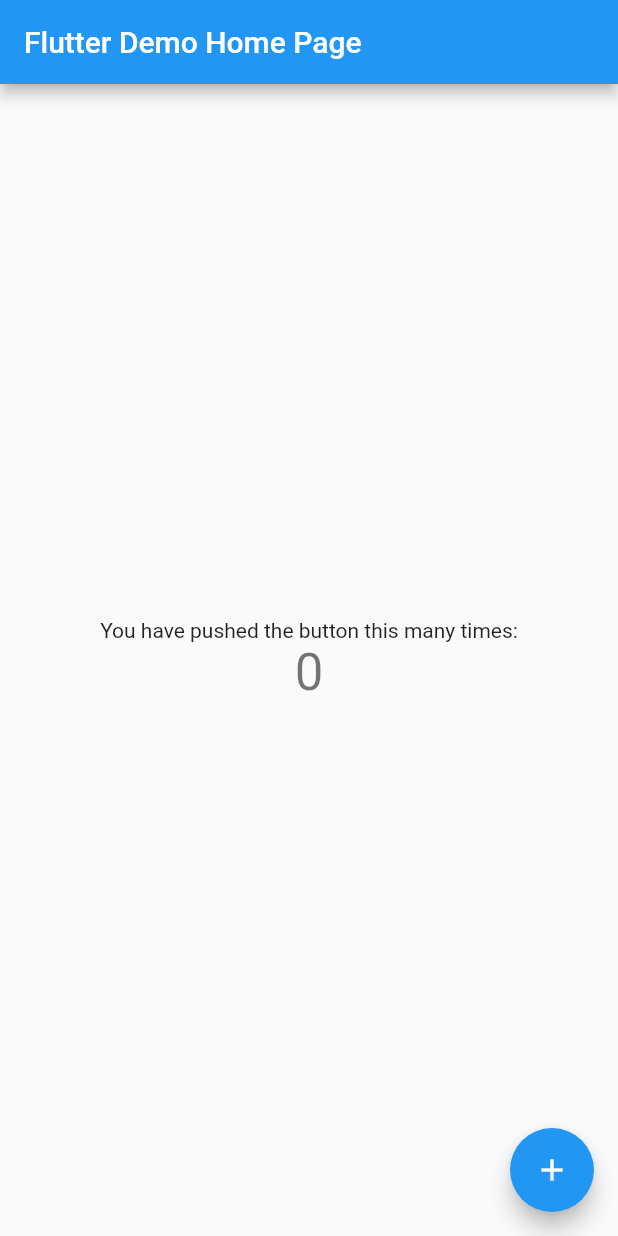
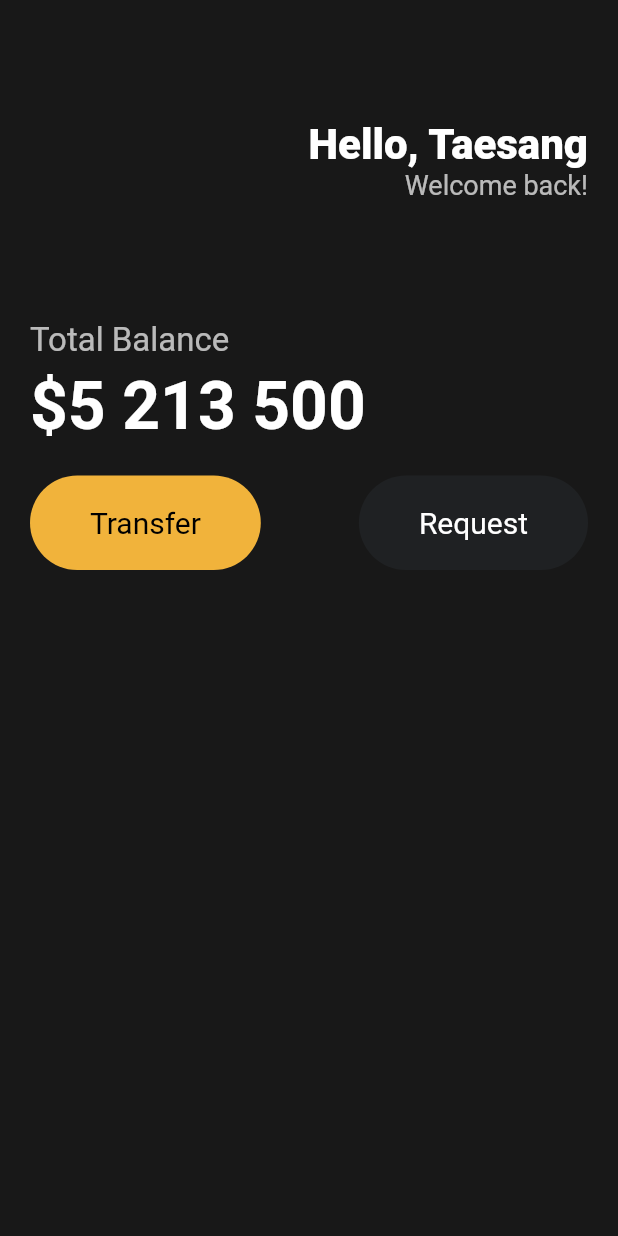
Before and after one commit to windo-developer/dart_with_flutter, a Flutter app: the screen it shows after launch, on a phone screen of 412 x 824 dp. Run offline on Flutter 3.47's test engine with Material 2 defaults, Android fonts, the phone set to English and light mode, and no system bars.

Commit message:
add button widget

```diff
--- a/lib/main.dart
+++ b/lib/main.dart
@@ -1,115 +1,91 @@
 import 'package:flutter/material.dart';
+import 'package:imagebox/widgets/Button.dart';
 
 void main() {
-  runApp(const MyApp());
+  runApp(App());
 }
 
-class MyApp extends StatelessWidget {
-  const MyApp({super.key});
-
-  // This widget is the root of your application.
+class App extends StatelessWidget {
   @override
   Widget build(BuildContext context) {
     return MaterialApp(
-      title: 'Flutter Demo',
-      theme: ThemeData(
-        // This is the theme of your application.
-        //
-        // Try running your application with "flutter run". You'll see the
-        // application has a blue toolbar. Then, without quitting the app, try
-        // changing the primarySwatch below to Colors.green and then invoke
-        // "hot reload" (press "r" in the console where you ran "flutter run",
-        // or simply save your changes to "hot reload" in a Flutter IDE).
-        // Notice that the counter didn't reset back to zero; the application
-        // is not restarted.
-        primarySwatch: Colors.blue,
-      ),
-      home: const MyHomePage(title: 'Flutter Demo Home Page'),
+      home: Scaffold(
+          backgroundColor: const Color(0xFF181818),
+          body: Padding(
+            padding: const EdgeInsets.symmetric(
+              horizontal: 20,
+            ),
+            child: Column(
+              crossAxisAlignment: CrossAxisAlignment.start,
+              children: [
+                const SizedBox(
+                  height: 80,
+                ),
+                Row(
+                  mainAxisAlignment: MainAxisAlignment.end,
+                  children: [
+                    Column(
+                      crossAxisAlignment: CrossAxisAlignment.end,
+                      children: [
+                        const Text(
+                          "Hello, Taesang",
+                          style: TextStyle(
+                            color: Colors.white,
+                            fontSize: 28,
+                            fontWeight: FontWeight.w800,
+                          ),
+                        ),
+                        Text(
+                          "Welcome back!",
+                          style: TextStyle(
+                            color: Colors.white.withOpacity(0.7),
+                            fontSize: 18,
+                          ),
+                        ),
+                      ],
+                    )
+                  ],
+                ),
+                const SizedBox(
+                  height: 80,
+                ),
+                Text(
+                  "Total Balance",
+                  style: TextStyle(
+                    color: Colors.white.withOpacity(0.7),
+                    fontSize: 22,
+                  ),
+                ),
+                const SizedBox(
+                  height: 5,
+                ),
+                const Text(
+                  "\$5 213 500",
+                  style: TextStyle(
+                    color: Colors.white,
+                    fontSize: 44,
+                    fontWeight: FontWeight.w600,
+                  ),
+                ),
+                const SizedBox(
+                  height: 20,
+                ),
+                Row(
+                  mainAxisAlignment: MainAxisAlignment.spaceBetween,
+                  children: const [
+                    Button(
+                        text: "Transfer",
+                        backGroundColor: Color(0XFFF1B33B),
+                        textColor: Colors.black),
+                    Button(
+                        text: "Request",
+                        backGroundColor: Color(0xFF1F2123),
+                        textColor: Colors.white),
+                  ],
+                )
+              ],
+            ),
+          )),
     );
   }
 }
-
-class MyHomePage extends StatefulWidget {
-  const MyHomePage({super.key, required this.title});
-
-  // This widget is the home page of your application. It is stateful, meaning
-  // that it has a State object (defined below) that contains fields that affect
-  // how it looks.
-
-  // This class is the configuration for the state. It holds the values (in this
-  // case the title) provided by the parent (in this case the App widget) and
-  // used by the build method of the State. Fields in a Widget subclass are
-  // always marked "final".
-
-  final String title;
-
-  @override
-  State<MyHomePage> createState() => _MyHomePageState();
-}
-
-class _MyHomePageState extends State<MyHomePage> {
-  int _counter = 0;
-
-  void _incrementCounter() {
-    setState(() {
-      // This call to setState tells the Flutter framework that something has
-      // changed in this State, which causes it to rerun the build method below
-      // so that the display can reflect the updated values. If we changed
-      // _counter without calling setState(), then the build method would not be
-      // called again, and so nothing would appear to happen.
-      _counter++;
-    });
-  }
-
-  @override
-  Widget build(BuildContext context) {
-    // This method is rerun every time setState is called, for instance as done
-    // by the _incrementCounter method above.
-    //
-    // The Flutter framework has been optimized to make rerunning build methods
-    // fast, so that you can just rebuild anything that needs updating rather
-    // than having to individually change instances of widgets.
-    return Scaffold(
-      appBar: AppBar(
-        // Here we take the value from the MyHomePage object that was created by
-        // the App.build method, and use it to set our appbar title.
-        title: Text(widget.title),
-      ),
-      body: Center(
-        // Center is a layout widget. It takes a single child and positions it
-        // in the middle of the parent.
-        child: Column(
-          // Column is also a layout widget. It takes a list of children and
-          // arranges them vertically. By default, it sizes itself to fit its
-          // children horizontally, and tries to be as tall as its parent.
-          //
-          // Invoke "debug painting" (press "p" in the console, choose the
-          // "Toggle Debug Paint" action from the Flutter Inspector in Android
-          // Studio, or the "Toggle Debug Paint" command in Visual Studio Code)
-          // to see the wireframe for each widget.
-          //
-          // Column has various properties to control how it sizes itself and
-          // how it positions its children. Here we use mainAxisAlignment to
-          // center the children vertically; the main axis here is the vertical
-          // axis because Columns are vertical (the cross axis would be
-          // horizontal).
-          mainAxisAlignment: MainAxisAlignment.center,
-          children: <Widget>[
-            const Text(
-              'You have pushed the button this many times:',
-            ),
-            Text(
-              '$_counter',
-              style: Theme.of(context).textTheme.headline4,
-            ),
-          ],
-        ),
-      ),
-      floatingActionButton: FloatingActionButton(
-        onPressed: _incrementCounter,
-        tooltip: 'Increment',
-        child: const Icon(Icons.add),
-      ), // This trailing comma makes auto-formatting nicer for build methods.
-    );
-  }
-}
--- /dev/null
+++ b/lib/widgets/Button.dart
@@ -0,0 +1,36 @@
+import 'package:flutter/material.dart';
+
+class Button extends StatelessWidget {
+  final String text;
+  final Color backGroundColor;
+  final Color textColor;
+
+  const Button(
+      {super.key,
+      required this.text,
+      required this.backGroundColor,
+      required this.textColor});
+
+  @override
+  Widget build(BuildContext context) {
+    return Container(
+      decoration: BoxDecoration(
+        color: backGroundColor,
+        borderRadius: BorderRadius.circular(45),
+      ),
+      child: Padding(
+        padding: const EdgeInsets.symmetric(
+          vertical: 20,
+          horizontal: 40,
+        ),
+        child: Text(
+          text,
+          style: TextStyle(
+            fontSize: 20,
+            color: textColor,
+          ),
+        ),
+      ),
+    );
+  }
+}
```
